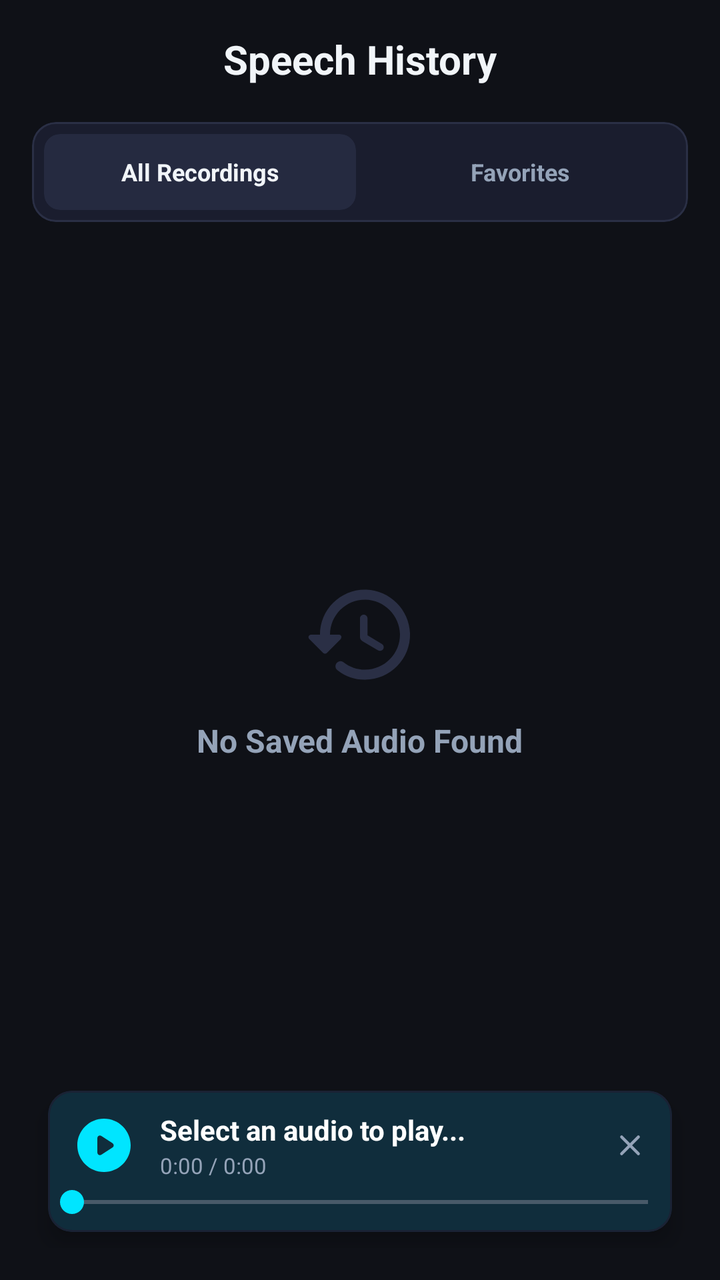
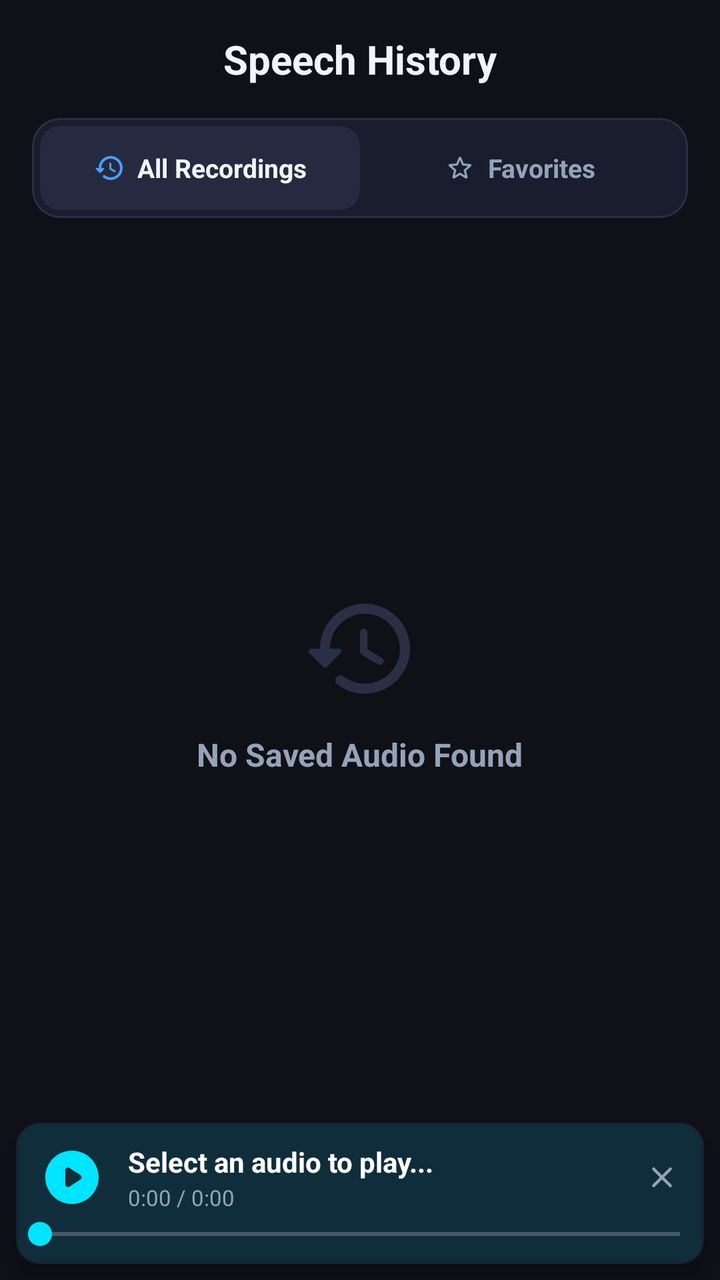

Screens rendered from an Android XML layout before and after an edit, with the pre-edit source and the edit as a unified diff.
<!-- AndroidManifest.xml: application theme AppTheme -->
<!-- res/layout/library_fragment.xml -->
<LinearLayout
	xmlns:android="http://schemas.android.com/apk/res/android"
	xmlns:app="http://schemas.android.com/apk/res-auto"
	xmlns:tools="http://schemas.android.com/tools"
	android:layout_width="match_parent"
	android:layout_height="match_parent"
	android:background="#0F1117"
	android:orientation="vertical"
	android:padding="16dp">
	
	<RelativeLayout
		android:id="@+id/relativelayout2"
		android:layout_width="match_parent"
		android:layout_height="wrap_content"
		android:layout_marginBottom="18dp">
		
		<TextView
			android:id="@+id/textview5"
			android:layout_width="wrap_content"
			android:layout_height="wrap_content"
			android:text="Speech History"
			android:textSize="20sp"
			android:textStyle="bold"
			android:textColor="#F1F5F9"
			android:layout_centerInParent="true" />
	</RelativeLayout>
	
	<com.google.android.material.card.MaterialCardView
		android:id="@+id/cardview3"
		android:layout_width="match_parent"
		android:layout_height="50dp"
		android:layout_marginBottom="16dp"
		app:cardBackgroundColor="#1A1D2E"
		app:strokeColor="#2A2F45"
		app:strokeWidth="1dp"
		app:cardCornerRadius="12dp">
		
		<LinearLayout
			android:id="@+id/linear3"
			android:layout_width="match_parent"
			android:layout_height="match_parent"
			android:padding="4dp"
			android:orientation="horizontal">
			
			<com.google.android.material.card.MaterialCardView
				android:id="@+id/cardview4"
				android:layout_width="0dp"
				android:layout_height="match_parent"
				android:layout_margin="2dp"
				app:cardBackgroundColor="#252A40"
				android:layout_weight="1"
				app:cardCornerRadius="8dp"
				app:strokeWidth="0dp">
				
				<TextView
					android:id="@+id/textview6"
					android:layout_width="match_parent"
					android:layout_height="match_parent"
					android:gravity="center_horizontal|center_vertical"
					android:text="All Recordings"
					android:textSize="12sp"
					android:textStyle="bold"
					android:textColor="#F1F5F9" />
			</com.google.android.material.card.MaterialCardView>
			
			<com.google.android.material.card.MaterialCardView
				android:id="@+id/cardview5"
				android:layout_width="0dp"
				android:layout_height="match_parent"
				android:layout_margin="2dp"
				app:cardBackgroundColor="@android:color/transparent"
				android:layout_weight="1"
				app:cardCornerRadius="8dp"
				app:strokeWidth="0dp">
				
				<TextView
					android:id="@+id/textview7"
					android:layout_width="match_parent"
					android:layout_height="match_parent"
					android:gravity="center_horizontal|center_vertical"
					android:text="Favorites"
					android:textSize="12sp"
					android:textStyle="bold"
					android:textColor="#94A3B8" />
			</com.google.android.material.card.MaterialCardView>
		</LinearLayout>
	</com.google.android.material.card.MaterialCardView>
	
	<FrameLayout
		android:id="@+id/frame_layout6"
		android:layout_width="match_parent"
		android:layout_height="0dp"
		android:layout_weight="1">
		
		<androidx.recyclerview.widget.RecyclerView
			android:id="@+id/recyclerview_history"
			android:layout_width="match_parent"
			android:layout_height="match_parent"
			android:clipToPadding="false"
			android:visibility="gone" />
			
		<LinearLayout
			android:id="@+id/linear4"
			android:layout_width="match_parent"
			android:layout_height="wrap_content"
			android:padding="20dp"
			android:gravity="center_horizontal|center_vertical"
			android:orientation="vertical"
			android:layout_gravity="center_horizontal|center_vertical">
			
			<ImageView
				android:id="@+id/history_iv"
				android:layout_width="60dp"
				android:layout_height="60dp"
				android:src="@drawable/icon_history"
				android:scaleType="fitXY"
				app:tint="#2A2F45" />
				
			<TextView
				android:id="@+id/history_status_tv"
				android:layout_width="wrap_content"
				android:layout_height="wrap_content"
				android:layout_marginTop="12dp"
				android:text="No Saved Audio Found"
				android:textSize="16sp"
				android:textStyle="bold"
				android:textColor="#94A3B8" />
		</LinearLayout>
	</FrameLayout>
	
	<include layout="@layout/bottom_mini_player" />
</LinearLayout>
<!-- res/layout/bottom_mini_player.xml (included above) -->
<LinearLayout
	xmlns:android="http://schemas.android.com/apk/res/android"
	xmlns:app="http://schemas.android.com/apk/res-auto"
	xmlns:tools="http://schemas.android.com/tools"
	android:layout_width="match_parent"
	android:layout_height="wrap_content"
	android:orientation="vertical"
	android:background="@android:color/transparent">
	<com.google.android.material.card.MaterialCardView
		android:id="@+id/bottom_player_card"
		android:layout_width="match_parent"
		android:layout_height="wrap_content"
		android:layout_marginLeft="8dp"
		android:layout_marginTop="4dp"
		android:layout_marginRight="8dp"
		android:layout_marginBottom="8dp"
		app:cardBackgroundColor="#121826"
		app:cardCornerRadius="12dp"
		app:strokeColor="#1A2234"
		app:strokeWidth="1dp"
		app:cardElevation="6dp">
		<LinearLayout
			android:id="@+id/linear10"
			android:layout_width="match_parent"
			android:layout_height="wrap_content"
			android:orientation="vertical">
			<LinearLayout
				android:id="@+id/linear11"
				android:layout_width="match_parent"
				android:layout_height="wrap_content"
				android:paddingLeft="12dp"
				android:paddingTop="10dp"
				android:paddingRight="8dp"
				android:gravity="center_vertical"
				android:orientation="horizontal">
				<ImageView
					android:id="@+id/btnPlayPause"
					android:focusable="false"
					android:layout_width="32dp"
					android:layout_height="32dp"
					android:background="?attr/selectableItemBackgroundBorderless"
					android:src="@drawable/icon_play_circle"
					android:scaleType="fitXY"
					app:tint="#00E5FF" />
				<LinearLayout
					android:id="@+id/linear12"
					android:layout_width="0dp"
					android:layout_height="wrap_content"
					android:orientation="vertical"
					android:layout_weight="1"
					android:layout_marginStart="12dp"
					android:layout_marginEnd="8dp">
					<TextView
						android:id="@+id/tvMiniTitle"
						android:focusable="false"
						android:layout_width="match_parent"
						android:layout_height="wrap_content"
						android:text="Select an audio to play..."
						android:textSize="14sp"
						android:textStyle="bold"
						android:textColor="#FFFFFF"
						android:singleLine="true"
						android:ellipsize="marquee" />
					<TextView
						android:id="@+id/tvTime"
						android:focusable="false"
						android:layout_width="match_parent"
						android:layout_height="wrap_content"
						android:layout_marginTop="1dp"
						android:text="0:00 / 0:00"
						android:textSize="11sp"
						android:textColor="#94A3B8" />
				</LinearLayout>
				<ImageView
					android:id="@+id/btnClosePlayer"
					android:focusable="false"
					android:layout_width="26dp"
					android:layout_height="26dp"
					android:padding="4dp"
					android:background="?attr/selectableItemBackgroundBorderless"
					android:src="@drawable/ic_close"
					android:scaleType="fitXY"
					app:tint="#94A3B8" />
			</LinearLayout>
			<SeekBar
				android:id="@+id/seekBar"
				android:focusable="false"
				android:layout_width="match_parent"
				android:layout_height="wrap_content"
				android:layout_marginTop="2dp"
				android:layout_marginBottom="6dp"
				android:max="1000"
				android:paddingStart="12dp"
				android:paddingEnd="12dp"
				android:progressTint="#00E5FF"
				android:thumbTint="#00E5FF" />
		</LinearLayout>
	</com.google.android.material.card.MaterialCardView>
</LinearLayout>
<!-- resources referenced by this layout -->
<resources>
  <!-- drawable ic_close (drawable-xhdpi) -->
  <?xml version='1.0' encoding='UTF-8' standalone='yes' ?>
  <vector xmlns:android="http://schemas.android.com/apk/res/android" android:width="48dp" android:height="48dp" android:viewportWidth="24.0" android:viewportHeight="24.0"><path android:pathData="M18.3 5.71a.996.996 0 0 0-1.41 0L12 10.59L7.11 5.7A.996.996 0 1 0 5.7 7.11L10.59 12L5.7 16.89a.996.996 0 1 0 1.41 1.41L12 13.41l4.89 4.89a.996.996 0 1 0 1.41-1.41L13.41 12l4.89-4.89c.38-.38.38-1.02 0-1.4z" android:fillColor="#94A3B8" /></vector>
  <!-- drawable icon_history (drawable-xhdpi) -->
  <?xml version='1.0' encoding='UTF-8' standalone='yes' ?>
  <vector xmlns:android="http://schemas.android.com/apk/res/android" android:width="48dp" android:height="48dp" android:viewportWidth="24.0" android:viewportHeight="24.0"><path android:pathData="M13.26 3C8.17 2.86 4 6.95 4 12H2.21c-.45 0-.67.54-.35.85l2.79 2.8c.2.2.51.2.71 0l2.79-2.8a.5.5 0 0 0-.36-.85H6c0-3.9 3.18-7.05 7.1-7c3.72.05 6.85 3.18 6.9 6.9c.05 3.91-3.1 7.1-7 7.1c-1.61 0-3.1-.55-4.28-1.48a.994.994 0 0 0-1.32.08c-.42.42-.39 1.13.08 1.49A8.858 8.858 0 0 0 13 21c5.05 0 9.14-4.17 9-9.26c-.13-4.69-4.05-8.61-8.74-8.74zm-.51 5c-.41 0-.75.34-.75.75v3.68c0 .35.19.68.49.86l3.12 1.85c.36.21.82.09 1.03-.26c.21-.36.09-.82-.26-1.03l-2.88-1.71v-3.4c0-.4-.34-.74-.75-.74z" android:fillColor="#94A3B8" /></vector>
  <!-- drawable icon_play_circle (drawable-xhdpi) -->
  <?xml version='1.0' encoding='UTF-8' standalone='yes' ?>
  <vector xmlns:android="http://schemas.android.com/apk/res/android" android:width="48dp" android:height="48dp" android:viewportWidth="24.0" android:viewportHeight="24.0"><path android:pathData="M12 2C6.48 2 2 6.48 2 12s4.48 10 10 10s10-4.48 10-10S17.52 2 12 2zM9.5 14.67V9.33c0-.79.88-1.27 1.54-.84l4.15 2.67a1 1 0 0 1 0 1.68l-4.15 2.67c-.66.43-1.54-.05-1.54-.84z" android:fillColor="#94A3B8" /></vector>
  <color name="colorPrimary">#00E5FF</color>
  <color name="colorOnPrimary">#F8FAFC</color>
  <color name="colorSecondary">#2979FF</color>
  <color name="colorSurface">#121826</color>
  <color name="colorSurfaceVariant">#1A2234</color>
  <color name="colorOnSurface">#F8FAFC</color>
  <color name="colorOnBackground">#F8FAFC</color>
  <color name="colorAccent">#00E5FF</color>
  <color name="colorBackground">#070B14</color>
  <!-- unchanged entries left out for length: 1 -->
</resources>

<!-- the commit's change to res/layout/library_fragment.xml (unified diff, before → after) -->
@@ -6,13 +6,14 @@
 	android:layout_height="match_parent"
 	android:background="#0F1117"
 	android:orientation="vertical"
-	android:padding="16dp">
+	android:paddingTop="16dp">
+
 	
 	<RelativeLayout
 		android:id="@+id/relativelayout2"
 		android:layout_width="match_parent"
 		android:layout_height="wrap_content"
-		android:layout_marginBottom="18dp">
+		android:layout_marginBottom="16dp">
 		
 		<TextView
 			android:id="@+id/textview5"
@@ -24,67 +25,94 @@
 			android:textColor="#F1F5F9"
 			android:layout_centerInParent="true" />
 	</RelativeLayout>
+
 	
 	<com.google.android.material.card.MaterialCardView
 		android:id="@+id/cardview3"
 		android:layout_width="match_parent"
 		android:layout_height="50dp"
+		android:layout_marginHorizontal="16dp"
 		android:layout_marginBottom="16dp"
 		app:cardBackgroundColor="#1A1D2E"
 		app:strokeColor="#2A2F45"
 		app:strokeWidth="1dp"
-		app:cardCornerRadius="12dp">
+		app:cardCornerRadius="14dp"
+		app:cardElevation="0dp">
 		
 		<LinearLayout
-			android:id="@+id/linear3"
 			android:layout_width="match_parent"
 			android:layout_height="match_parent"
 			android:padding="4dp"
 			android:orientation="horizontal">
+			
 			
 			<com.google.android.material.card.MaterialCardView
 				android:id="@+id/cardview4"
 				android:layout_width="0dp"
 				android:layout_height="match_parent"
-				android:layout_margin="2dp"
+				android:layout_weight="1"
 				app:cardBackgroundColor="#252A40"
-				android:layout_weight="1"
-				app:cardCornerRadius="8dp"
-				app:strokeWidth="0dp">
+				app:cardCornerRadius="10dp"
+				app:strokeWidth="0dp"
+				app:cardElevation="0dp">
 				
-				<TextView
-					android:id="@+id/textview6"
+				<LinearLayout
 					android:layout_width="match_parent"
 					android:layout_height="match_parent"
-					android:gravity="center_horizontal|center_vertical"
-					android:text="All Recordings"
-					android:textSize="12sp"
-					android:textStyle="bold"
-					android:textColor="#F1F5F9" />
+					android:gravity="center"
+					android:orientation="horizontal">
+					<ImageView
+						android:layout_width="16dp"
+						android:layout_height="16dp"
+						android:src="@drawable/icon_history"
+						app:tint="#4A9EFF"
+						android:layout_marginEnd="6dp"/>
+					<TextView
+						android:id="@+id/textview6"
+						android:layout_width="wrap_content"
+						android:layout_height="wrap_content"
+						android:text="All Recordings"
+						android:textSize="13sp"
+						android:textStyle="bold"
+						android:textColor="#F1F5F9" />
+				</LinearLayout>
 			</com.google.android.material.card.MaterialCardView>
+			
 			
 			<com.google.android.material.card.MaterialCardView
 				android:id="@+id/cardview5"
 				android:layout_width="0dp"
 				android:layout_height="match_parent"
-				android:layout_margin="2dp"
+				android:layout_weight="1"
 				app:cardBackgroundColor="@android:color/transparent"
-				android:layout_weight="1"
-				app:cardCornerRadius="8dp"
-				app:strokeWidth="0dp">
+				app:cardCornerRadius="10dp"
+				app:strokeWidth="0dp"
+				app:cardElevation="0dp">
 				
-				<TextView
-					android:id="@+id/textview7"
+				<LinearLayout
 					android:layout_width="match_parent"
 					android:layout_height="match_parent"
-					android:gravity="center_horizontal|center_vertical"
-					android:text="Favorites"
-					android:textSize="12sp"
-					android:textStyle="bold"
-					android:textColor="#94A3B8" />
+					android:gravity="center"
+					android:orientation="horizontal">
+					<ImageView
+						android:layout_width="16dp"
+						android:layout_height="16dp"
+						android:src="@drawable/icon_favorite_outline"
+						app:tint="#94A3B8"
+						android:layout_marginEnd="6dp"/>
+					<TextView
+						android:id="@+id/textview7"
+						android:layout_width="wrap_content"
+						android:layout_height="wrap_content"
+						android:text="Favorites"
+						android:textSize="13sp"
+						android:textStyle="bold"
+						android:textColor="#94A3B8" />
+				</LinearLayout>
 			</com.google.android.material.card.MaterialCardView>
 		</LinearLayout>
 	</com.google.android.material.card.MaterialCardView>
+
 	
 	<FrameLayout
 		android:id="@+id/frame_layout6"
@@ -97,6 +125,7 @@
 			android:layout_width="match_parent"
 			android:layout_height="match_parent"
 			android:clipToPadding="false"
+			android:paddingBottom="80dp"
 			android:visibility="gone" />
 			
 		<LinearLayout
@@ -104,9 +133,9 @@
 			android:layout_width="match_parent"
 			android:layout_height="wrap_content"
 			android:padding="20dp"
-			android:gravity="center_horizontal|center_vertical"
+			android:gravity="center"
 			android:orientation="vertical"
-			android:layout_gravity="center_horizontal|center_vertical">
+			android:layout_gravity="center">
 			
 			<ImageView
 				android:id="@+id/history_iv"
@@ -127,7 +156,7 @@
 				android:textColor="#94A3B8" />
 		</LinearLayout>
 	</FrameLayout>
-	
+
 	<include layout="@layout/bottom_mini_player" />
 </LinearLayout>
 <!-- res/layout/bottom_mini_player.xml (included above) -->
<!-- resource entries referenced after the edit -->
@@ -3,6 +3,9 @@
   <!-- drawable ic_close (drawable-xhdpi) -->
   <?xml version='1.0' encoding='UTF-8' standalone='yes' ?>
   <vector xmlns:android="http://schemas.android.com/apk/res/android" android:width="48dp" android:height="48dp" android:viewportWidth="24.0" android:viewportHeight="24.0"><path android:pathData="M18.3 5.71a.996.996 0 0 0-1.41 0L12 10.59L7.11 5.7A.996.996 0 1 0 5.7 7.11L10.59 12L5.7 16.89a.996.996 0 1 0 1.41 1.41L12 13.41l4.89 4.89a.996.996 0 1 0 1.41-1.41L13.41 12l4.89-4.89c.38-.38.38-1.02 0-1.4z" android:fillColor="#94A3B8" /></vector>
+  <!-- drawable icon_favorite_outline (drawable-xhdpi) -->
+  <?xml version='1.0' encoding='UTF-8' standalone='yes' ?>
+  <vector xmlns:android="http://schemas.android.com/apk/res/android" android:width="48dp" android:height="48dp" android:viewportWidth="24.0" android:viewportHeight="24.0"><path android:pathData="M19.65 9.04l-4.84-.42l-1.89-4.45c-.34-.81-1.5-.81-1.84 0L9.19 8.63l-4.83.41c-.88.07-1.24 1.17-.57 1.75l3.67 3.18l-1.1 4.72c-.2.86.73 1.54 1.49 1.08l4.15-2.5l4.15 2.51c.76.46 1.69-.22 1.49-1.08l-1.1-4.73l3.67-3.18c.67-.58.32-1.68-.56-1.75zM12 15.4l-3.76 2.27l1-4.28l-3.32-2.88l4.38-.38L12 6.1l1.71 4.04l4.38.38l-3.32 2.88l1 4.28L12 15.4z" android:fillColor="#94A3B8" /></vector>
   <!-- drawable icon_history (drawable-xhdpi) -->
   <?xml version='1.0' encoding='UTF-8' standalone='yes' ?>
   <vector xmlns:android="http://schemas.android.com/apk/res/android" android:width="48dp" android:height="48dp" android:viewportWidth="24.0" android:viewportHeight="24.0"><path android:pathData="M13.26 3C8.17 2.86 4 6.95 4 12H2.21c-.45 0-.67.54-.35.85l2.79 2.8c.2.2.51.2.71 0l2.79-2.8a.5.5 0 0 0-.36-.85H6c0-3.9 3.18-7.05 7.1-7c3.72.05 6.85 3.18 6.9 6.9c.05 3.91-3.1 7.1-7 7.1c-1.61 0-3.1-.55-4.28-1.48a.994.994 0 0 0-1.32.08c-.42.42-.39 1.13.08 1.49A8.858 8.858 0 0 0 13 21c5.05 0 9.14-4.17 9-9.26c-.13-4.69-4.05-8.61-8.74-8.74zm-.51 5c-.41 0-.75.34-.75.75v3.68c0 .35.19.68.49.86l3.12 1.85c.36.21.82.09 1.03-.26c.21-.36.09-.82-.26-1.03l-2.88-1.71v-3.4c0-.4-.34-.74-.75-.74z" android:fillColor="#94A3B8" /></vector>
